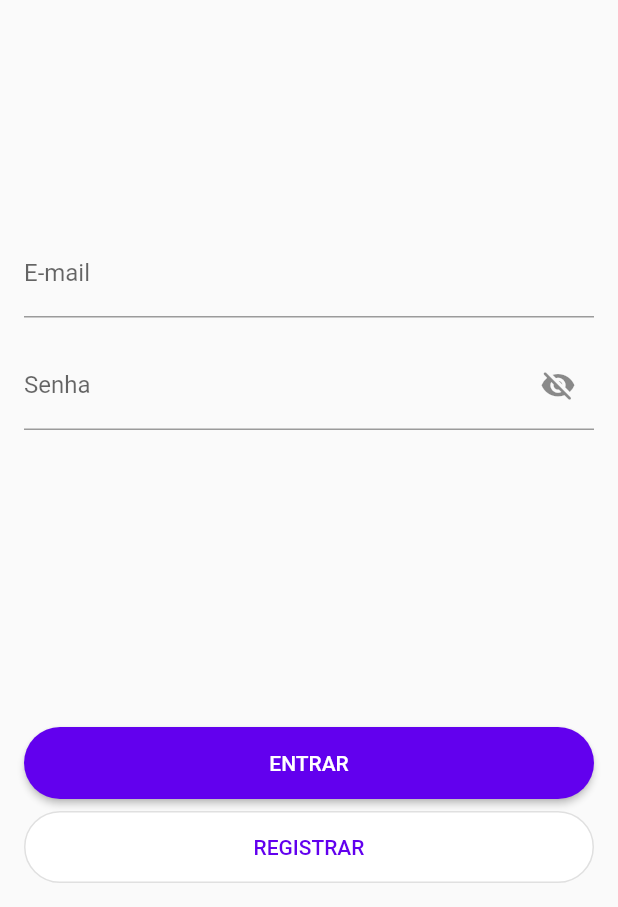
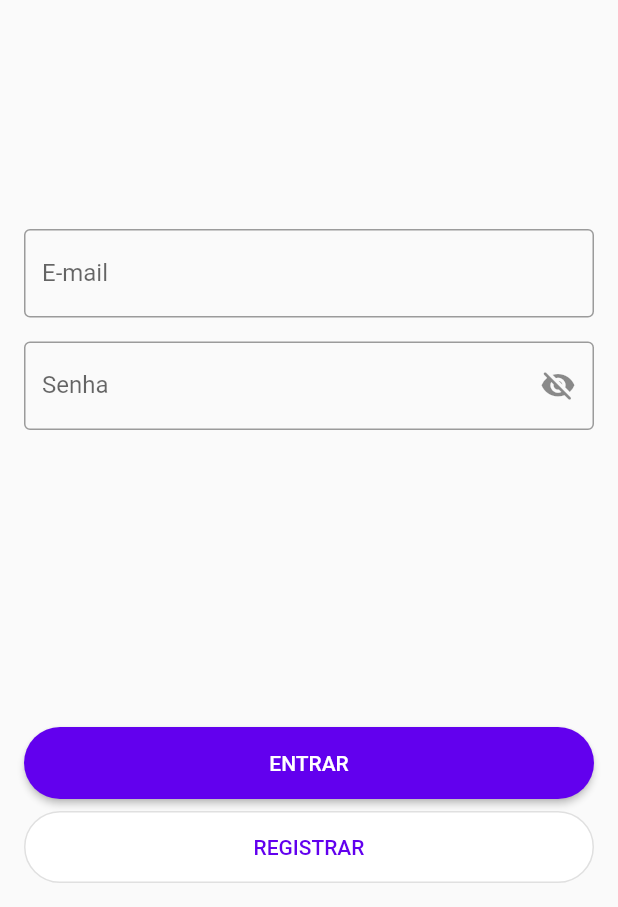
Before and after one commit to pedromneto97/microblogging, a Flutter app: the screen it shows after launch, on a phone screen of 412 x 824 dp, the part 329-1236 px from its top. Run offline on Flutter 3.47's test engine with Material 2 defaults, Android fonts, the phone set to English and light mode, and no system bars; our stand-ins replace bloc, equatable, flutter_bloc, hive, hive_flutter, hydrated_bloc; accounts and stored records are empty.

```diff
--- a/lib/design_system/theme.dart
+++ b/lib/design_system/theme.dart
@@ -49,4 +49,7 @@ final theme = ThemeData(
     elevation: 2,
     clipBehavior: Clip.hardEdge,
   ),
+  inputDecorationTheme: const InputDecorationTheme(
+    border: OutlineInputBorder(),
+  ),
 );
```
